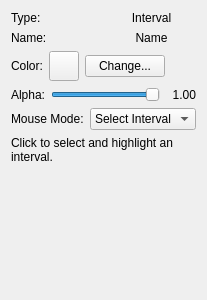
paulmthompson/WhiskerToolbox, file src/WhiskerToolbox/DataViewer_Widget/UI/SubWidgets/DigitalInterval/IntervalViewer_Widget.ui: the form before one commit.
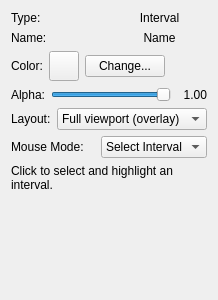
The form after the commit.

Commit message: digital interval series can now appropriately occupy the entire lane

Diff of the .ui file:
```diff
--- a/src/WhiskerToolbox/DataViewer_Widget/UI/SubWidgets/DigitalInterval/IntervalViewer_Widget.ui
+++ b/src/WhiskerToolbox/DataViewer_Widget/UI/SubWidgets/DigitalInterval/IntervalViewer_Widget.ui
@@ -155,6 +155,31 @@
      </item>
     </layout>
    </item>
+   <item>
+    <layout class="QHBoxLayout" name="layout_mode_row">
+     <item>
+      <widget class="QLabel" name="layout_mode_label">
+       <property name="text">
+        <string>Layout:</string>
+       </property>
+      </widget>
+     </item>
+     <item>
+      <widget class="QComboBox" name="layout_mode_combo">
+       <item>
+        <property name="text">
+         <string>Full viewport (overlay)</string>
+        </property>
+       </item>
+       <item>
+        <property name="text">
+         <string>Stacked lanes</string>
+        </property>
+       </item>
+      </widget>
+     </item>
+    </layout>
+   </item>
    <item>
     <layout class="QVBoxLayout" name="verticalLayout_2">
      <item>
```
The commit also changes 8 other files.
